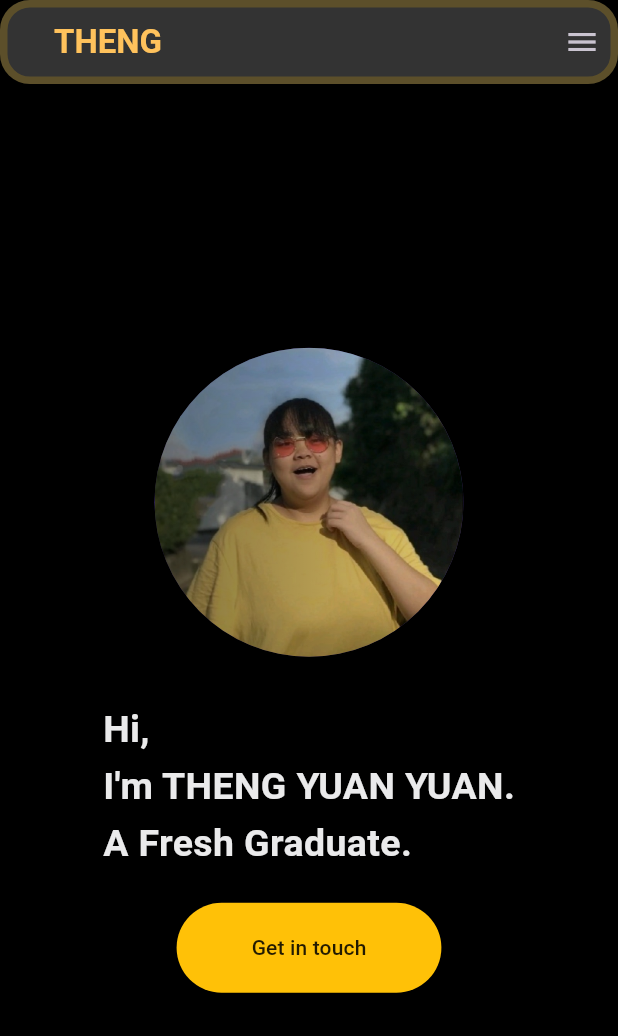
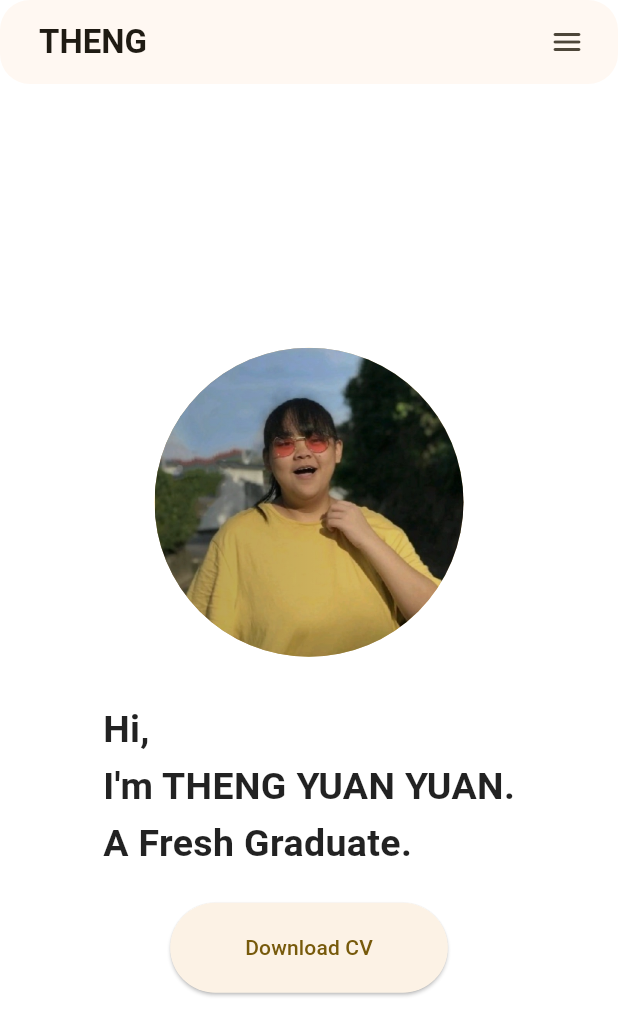
Before and after one commit to thengyuanyuan/my_portfolio, a Flutter app: the screen it shows after launch, on a phone screen of 412 x 824 dp. Shown: the top 1036 px of the screen. Run offline on Flutter 3.47's test engine with Material 3 defaults, Android fonts, the phone set to English and light mode, and no system bars; our stand-ins replace carousel_slider, responsive_builder; missing offline and left inert: dart:js, flutter_devicon.

Commit message:
color scheme

```diff
--- a/lib/constants/colors.dart
+++ b/lib/constants/colors.dart
@@ -1,30 +1,43 @@
 import 'package:flutter/material.dart';
 
 class CustomColor {
-  static const Color scaffoldBg = Color(0xff252734);
-  static const Color bgLight1 = Color(0xff333646);
-  static const Color bgLight2 = Color(0xff424657);
-  static const Color textFieldBg = Color(0xffC8C9CE);
-  static const Color hintDark = Color(0xff666874);
-  static const Color yellowPrimary = Color(0xffFFAF29);
-  static const Color yellowSecondary = Color(0xffFFC25C);
-  static const Color whitePrimary = Color(0xffEAEAEB);
-  static const Color whiteSecondary = Color(0xffC8C9CE);
-
-  static const Color buttonForegroundColor = Colors.black87;
-  static const Color buttonBackgroundColor = Colors.amber;
+  static const Color primaryColor = Colors.amber;
 }
 
 class CustomTheme {
-  static final lightTheme = ThemeData(
-    primaryColor: Colors.white,
+  static final theme = ThemeData(
+    useMaterial3: true,
+    colorSchemeSeed: Colors.amber,
+    appBarTheme: AppBarTheme(
+      shape: RoundedRectangleBorder(
+        borderRadius: BorderRadius.circular(20),
+        // side: const BorderSide(
+        //   width: 2,
+        //   color: Colors.amber,
+        //   style: BorderStyle.solid,
+        //   strokeAlign: BorderSide.strokeAlignInside,
+        // ),
+      ),
+    ),
+    listTileTheme: ListTileThemeData(
+      shape: RoundedRectangleBorder(
+        borderRadius: BorderRadius.circular(10),
+      ),
+    ),
+    iconTheme: const IconThemeData(color: Colors.grey),
+  );
+
+  static final lightTheme = theme.copyWith(
     brightness: Brightness.light,
     scaffoldBackgroundColor: Colors.white,
-    textTheme: const TextTheme(),
+    textTheme: Typography.blackCupertino,
+    cardColor: const Color.fromARGB(255, 255, 250, 240),
   );
-  static final darkTheme = ThemeData(
-    primaryColor: Colors.black,
+
+  static final darkTheme = theme.copyWith(
     brightness: Brightness.dark,
     scaffoldBackgroundColor: Colors.black,
+    textTheme: Typography.whiteCupertino,
+    cardColor: const Color.fromARGB(255, 39, 37, 27),
   );
 }
--- a/lib/main.dart
+++ b/lib/main.dart
@@ -17,7 +17,7 @@ class MyApp extends StatelessWidget {
       title: 'ThengYuanYuan',
       theme: CustomTheme.lightTheme,
       darkTheme: CustomTheme.darkTheme,
-      themeMode: ThemeMode.dark,
+      themeMode: ThemeMode.light,
       home: HomePage(),
     );
   }
--- a/lib/pages/home_page.dart
+++ b/lib/pages/home_page.dart
@@ -34,9 +34,6 @@ class HomePage extends StatelessWidget {
     return ResponsiveBuilder(builder: (context, sizingInformation) {
       return Scaffold(
         key: scaffoldKey,
-        // backgroundColor: Colors.black,
-        // TODO: set theme color
-        // backgroundColor: Theme.of(context).scaffoldBackgroundColor,
         endDrawer: sizingInformation.deviceScreenType == DeviceScreenType.mobile
             ? DrawerMobile(
                 onNavItemTap: (int navIndex) {
@@ -46,37 +43,41 @@ class HomePage extends StatelessWidget {
                 onCloseTap: () => scaffoldKey.currentState?.closeEndDrawer(),
               )
             : null,
-
-        // floatingActionButton: InkWell(
-        //   onTap: () {},
-        //   child: Icon(Icons.dark_mode),
-        // ),
         body: CustomScrollView(
           slivers: [
             SliverAppBar(
-              backgroundColor: Colors.white.withOpacity(0.2),
-              shape: RoundedRectangleBorder(
-                borderRadius: BorderRadius.circular(20),
-                side: BorderSide(
-                  color: Colors.amber.withOpacity(0.2),
-                  width: 5,
-                  style: BorderStyle.solid,
-                ),
-              ),
               floating: true,
               snap: true,
+              actions: [
+                sizingInformation.deviceScreenType == DeviceScreenType.mobile
+                    ? Padding(
+                        padding: const EdgeInsets.only(right: 10.0),
+                        child: Builder(
+                          builder: (context) => IconButton(
+                            icon: const Icon(Icons.menu_rounded),
+                            onPressed: () =>
+                                Scaffold.of(context).openEndDrawer(),
+                            tooltip: MaterialLocalizations.of(context)
+                                .openAppDrawerTooltip,
+                          ),
+                        ),
+                      )
+                    : const SizedBox(
+                        width: 10,
+                      )
+              ],
               title: Header(
                 onNavItemTap: (int navIndex) {
                   // Navigation Function
                   scrollToSection(navIndex);
                 },
-                onMenuTapMobile: () =>
-                    scaffoldKey.currentState?.openEndDrawer(),
               ),
             ),
             SliverToBoxAdapter(
               key: navKeys[0],
-              child: const MainSection(),
+              child: MainSection(
+                onButtonTap: () {},
+              ),
             ),
             SliverToBoxAdapter(
               key: navKeys[1],
--- a/lib/styles/styles.dart
+++ b/lib/styles/styles.dart
@@ -1,26 +1,11 @@
 import 'package:flutter/material.dart';
-
-import '../constants/colors.dart';
-
-BoxDecoration kHeaderDecoration = BoxDecoration(
-  gradient: const LinearGradient(
-    colors: [
-      Colors.transparent,
-      CustomColor.bgLight1,
-    ],
-  ),
-  borderRadius: BorderRadius.circular(100),
-);
 
 TextStyle kSectionTitleTextStyle = const TextStyle(
   fontSize: 26,
   fontWeight: FontWeight.bold,
-  color: CustomColor.whitePrimary,
 );
 
 ButtonStyle kButtonStyle = ElevatedButton.styleFrom(
-  backgroundColor: CustomColor.buttonBackgroundColor,
-  foregroundColor: CustomColor.buttonForegroundColor,
   padding: const EdgeInsets.symmetric(
     vertical: 20,
     horizontal: 50,
--- a/lib/widgets/footer.dart
+++ b/lib/widgets/footer.dart
@@ -1,5 +1,4 @@
 import 'package:flutter/material.dart';
-import 'package:my_portfolio/constants/colors.dart';
 
 class Footer extends StatelessWidget {
   const Footer({
@@ -16,7 +15,7 @@ class Footer extends StatelessWidget {
         "Made by Theng Yuan Yuan with Flutter",
         style: TextStyle(
           fontWeight: FontWeight.w300,
-          color: CustomColor.whiteSecondary,
+          // color: CustomColor.whiteSecondary,
         ),
       ),
     );
--- a/lib/widgets/header/drawer_mobile.dart
+++ b/lib/widgets/header/drawer_mobile.dart
@@ -1,5 +1,4 @@
 import 'package:flutter/material.dart';
-import 'package:my_portfolio/constants/colors.dart';
 import 'package:my_portfolio/constants/nav_items.dart';
 
 class DrawerMobile extends StatelessWidget {
@@ -34,7 +33,7 @@ class DrawerMobile extends StatelessWidget {
                 vertical: 5,
               ),
               titleTextStyle: const TextStyle(
-                color: CustomColor.whitePrimary,
+                // color: CustomColor.whitePrimary,
                 fontWeight: FontWeight.w600,
                 fontSize: 16.0,
               ),
--- a/lib/widgets/header/header.dart
+++ b/lib/widgets/header/header.dart
@@ -1,27 +1,61 @@
 import 'package:flutter/material.dart';
-import 'package:my_portfolio/widgets/header/header_desktop.dart';
-import 'package:my_portfolio/widgets/header/header_mobile.dart';
 import 'package:responsive_builder/responsive_builder.dart';
+
+import '../../constants/nav_items.dart';
+import 'site_logo.dart';
 
 class Header extends StatelessWidget {
   const Header({
     super.key,
-    required this.onMenuTapMobile,
     required this.onNavItemTap,
+    this.onLogoTap,
   });
 
-  final VoidCallback onMenuTapMobile;
+  final VoidCallback? onLogoTap;
   final Function(int) onNavItemTap;
 
   @override
   Widget build(BuildContext context) {
-    return ScreenTypeLayout.builder(
-      tablet: (BuildContext context) =>
-          HeaderDesktop(onLogoTap: null, onNavItemTap: onNavItemTap),
-      mobile: (BuildContext context) => HeaderMobile(
-        onLogoTap: null,
-        onMenuTap: onMenuTapMobile,
-      ),
+    return Container(
+      height: 50,
+      width: double.maxFinite,
+      margin: const EdgeInsets.symmetric(vertical: 10.0, horizontal: 10.0),
+      child:
+          ResponsiveBuilder(builder: (BuildContext context, sizingInformation) {
+        return Row(
+          children: [
+            SiteLogo(onTap: onLogoTap),
+            const Spacer(),
+            sizingInformation.deviceScreenType != DeviceScreenType.mobile
+                ? navItemRow()
+                : const Spacer(),
+          ],
+        );
+      }),
+    );
+  }
+
+  Row navItemRow() {
+    return Row(
+      children: [
+        for (int i = 0; i < navItemList.length; i++)
+          Padding(
+            padding: const EdgeInsets.only(right: 20.0),
+            child: TextButton(
+              onPressed: () {
+                onNavItemTap(i);
+              },
+              child: Text(
+                navItemList[i].title,
+                style: const TextStyle(
+                  fontSize: 16,
+                  fontWeight: FontWeight.w500,
+                  // color: CustomColor.whitePrimary,
+                ),
+              ),
+            ),
+          ),
+      ],
     );
   }
 }
--- a/lib/widgets/header/header_mobile.dart
+++ /dev/null
@@ -1,39 +0,0 @@
-import 'package:flutter/material.dart';
-
-import '../../../styles/styles.dart';
-import 'site_logo.dart';
-
-class HeaderMobile extends StatelessWidget {
-  final VoidCallback? onLogoTap;
-  final VoidCallback? onMenuTap;
-  const HeaderMobile({
-    super.key,
-    this.onLogoTap,
-    this.onMenuTap,
-  });
-
-  @override
-  Widget build(BuildContext context) {
-    return Container(
-      height: 50,
-      width: double.maxFinite,
-      margin: const EdgeInsets.symmetric(vertical: 10.0, horizontal: 20.0),
-      // decoration: kHeaderDecoration,
-      child: Row(
-        children: [
-          SiteLogo(
-            onTap: onLogoTap,
-          ),
-          const Spacer(),
-          // IconButton(
-          //   icon: const Icon(Icons.menu_rounded),
-          //   onPressed: onMenuTap,
-          // ),
-          const SizedBox(
-            width: 15,
-          )
-        ],
-      ),
-    );
-  }
-}
--- a/lib/widgets/header/site_logo.dart
+++ b/lib/widgets/header/site_logo.dart
@@ -1,5 +1,4 @@
 import 'package:flutter/material.dart';
-import '../../../constants/colors.dart';
 
 class SiteLogo extends StatelessWidget {
   final VoidCallback? onTap;
@@ -15,7 +14,7 @@ class SiteLogo extends StatelessWidget {
           fontSize: 22,
           fontWeight: FontWeight.bold,
           decoration: TextDecoration.none,
-          color: CustomColor.yellowSecondary,
+          // color: CustomColor.yellowSecondary,
         ),
       ),
     );
--- a/lib/widgets/main_section/main_desktop.dart
+++ b/lib/widgets/main_section/main_desktop.dart
@@ -1,13 +1,15 @@
 import 'package:flutter/material.dart';
 import 'package:my_portfolio/constants/assets.dart';
-import 'package:my_portfolio/constants/colors.dart';
 
 import '../../styles/styles.dart';
 
 class MainDesktop extends StatelessWidget {
   const MainDesktop({
     super.key,
+    this.onButtonTap,
   });
+
+  final VoidCallback? onButtonTap;
 
   @override
   Widget build(BuildContext context) {
@@ -27,14 +29,14 @@ class MainDesktop extends StatelessWidget {
                   fontSize: 30.0,
                   height: 1.5,
                   fontWeight: FontWeight.w600,
-                  color: CustomColor.whitePrimary,
+                  // color: CustomColor.whitePrimary,
                 ),
               ),
               const SizedBox(height: 20),
               ElevatedButton(
-                onPressed: () {},
+                onPressed: onButtonTap,
                 style: kButtonStyle,
-                child: const Text('Get in touch'),
+                child: const Text('Download CV'),
               ),
             ],
           ),
--- a/lib/widgets/main_section/main_mobile.dart
+++ b/lib/widgets/main_section/main_mobile.dart
@@ -1,13 +1,15 @@
 import 'package:flutter/material.dart';
 import 'package:my_portfolio/constants/assets.dart';
-import 'package:my_portfolio/constants/colors.dart';
 
 import '../../styles/styles.dart';
 
 class MainMobile extends StatelessWidget {
   const MainMobile({
     super.key,
+    this.onButtonTap,
   });
+
+  final VoidCallback? onButtonTap;
 
   @override
   Widget build(BuildContext context) {
@@ -22,7 +24,7 @@ class MainMobile extends StatelessWidget {
           ShaderMask(
             shaderCallback: (bounds) {
               return LinearGradient(colors: [
-                Colors.black.withOpacity(0.5),
+                Colors.black.withOpacity(0.3),
                 Colors.black.withOpacity(0.1),
               ]).createShader(bounds);
             },
@@ -42,14 +44,14 @@ class MainMobile extends StatelessWidget {
               fontSize: 25.0,
               height: 1.5,
               fontWeight: FontWeight.w600,
-              color: CustomColor.whitePrimary,
+              // color: CustomColor.whitePrimary,
             ),
           ),
           const SizedBox(height: 20),
           ElevatedButton(
-            onPressed: () {},
+            onPressed: onButtonTap,
             style: kButtonStyle,
-            child: const Text('Get in touch'),
+            child: const Text('Download CV'),
           ),
         ],
       ),
--- a/lib/widgets/main_section/main_section.dart
+++ b/lib/widgets/main_section/main_section.dart
@@ -6,13 +6,20 @@ import 'package:responsive_builder/responsive_builder.dart';
 class MainSection extends StatelessWidget {
   const MainSection({
     super.key,
+    this.onButtonTap,
   });
+
+  final VoidCallback? onButtonTap;
 
   @override
   Widget build(BuildContext context) {
     return ScreenTypeLayout.builder(
-      tablet: (BuildContext context) => const MainDesktop(),
-      mobile: (BuildContext context) => const MainMobile(),
+      tablet: (BuildContext context) => MainDesktop(
+        onButtonTap: onButtonTap,
+      ),
+      mobile: (BuildContext context) => MainMobile(
+        onButtonTap: onButtonTap,
+      ),
     );
   }
 }
--- a/lib/widgets/projects_section/project_slider.dart
+++ b/lib/widgets/projects_section/project_slider.dart
@@ -1,6 +1,5 @@
 import 'package:carousel_slider/carousel_slider.dart';
 import 'package:flutter/material.dart';
-import 'package:my_portfolio/constants/colors.dart';
 import 'package:my_portfolio/constants/project_items.dart';
 import 'package:my_portfolio/widgets/projects_section/project_card.dart';
 
@@ -53,7 +52,7 @@ class _ProjectSliderState extends State<ProjectSlider> {
             color: Colors.black.withOpacity(0.3),
             child: InkWell(
               hoverColor: Colors.white.withOpacity(0.3),
-              splashColor: CustomColor.buttonBackgroundColor,
+              // splashColor: CustomColor.buttonBackgroundColor,
               onTap: () {
                 carouselController.previousPage(
                   duration: const Duration(milliseconds: 300),
@@ -73,7 +72,7 @@ class _ProjectSliderState extends State<ProjectSlider> {
             color: Colors.black.withOpacity(0.3),
             child: InkWell(
               hoverColor: Colors.white.withOpacity(0.3),
-              splashColor: CustomColor.buttonBackgroundColor,
+              // splashColor: CustomColor.buttonBackgroundColor,
               onTap: () {
                 carouselController.nextPage(
                   duration: const Duration(milliseconds: 300),
--- a/lib/widgets/skills_section/skills_section.dart
+++ b/lib/widgets/skills_section/skills_section.dart
@@ -1,5 +1,4 @@
 import 'package:flutter/material.dart';
-import 'package:my_portfolio/constants/colors.dart';
 import 'package:my_portfolio/styles/styles.dart';
 import 'package:my_portfolio/widgets/skills_section/skills_desktop.dart';
 import 'package:my_portfolio/widgets/skills_section/skills_mobile.dart';
@@ -15,7 +14,6 @@ class SkillsSection extends StatelessWidget {
     return Container(
       width: MediaQuery.sizeOf(context).width,
       padding: const EdgeInsets.only(top: 50, bottom: 80, left: 25, right: 25),
-      color: CustomColor.bgLight1,
       child: Column(
         mainAxisAlignment: MainAxisAlignment.center,
         children: [
@@ -24,7 +22,6 @@ class SkillsSection extends StatelessWidget {
           const SizedBox(
             height: 50,
           ),
-
           // Skills Content
           ScreenTypeLayout.builder(
             desktop: (BuildContext context) => const SkillsDesktop(),
```
Also changed, not shown: lib/widgets/contacts_section/contacts_section.dart (+4 -4 lines), lib/widgets/contacts_section/custom_text_field.dart (+7 -8 lines), lib/widgets/header/header_desktop.dart (deleted, +0 -48 lines), lib/widgets/projects_section/project_card.dart (+20 -15 lines), lib/widgets/skills_section/skills_desktop.dart (+15 -11 lines), lib/widgets/skills_section/skills_mobile.dart (+17 -10 lines).
